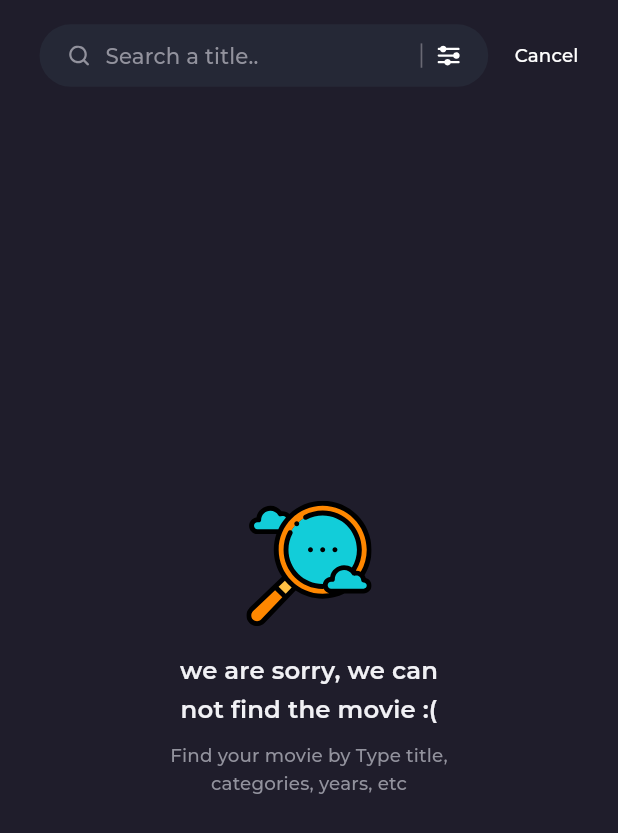
After one commit to BlueEye2077/movie-hunter, a Flutter app: the MainScreen screen opened by its route, after a tap on "Search a title..", on a phone screen of 412 x 824 dp. The commit adds this screen. Shown: the top 833 px of the screen. Run offline on Flutter 3.47's test engine with Material 3 defaults, Android fonts, the phone set to English and light mode, and no system bars; our stand-ins replace carousel_slider, dio, flutter_bloc, flutter_screenutil, flutter_svg, freezed_annotation and 4 more; missing offline and left inert: cached_network_image_ce; generated files the repository leaves out were written again; network calls fail.

Commit message:
feat: Hero search navigation and MainScreen shell

```diff
--- a/lib/core/routing/app_router.dart
+++ b/lib/core/routing/app_router.dart
@@ -1,13 +1,7 @@
 import 'package:flutter/material.dart';
-import 'package:flutter_bloc/flutter_bloc.dart';
-import 'package:movie_hunter/core/di/dependency_injection.dart';
-import 'package:movie_hunter/features/home/logic/cubit/now_playing_movies_cubit.dart';
-import 'package:movie_hunter/features/home/logic/cubit/top_rated_movies_cubit.dart';
-import 'package:movie_hunter/features/home/logic/cubit/upcoming_movies_cubit.dart';
-import 'package:movie_hunter/features/home/logic/cubit/popular_movies_cubit.dart';
-import 'package:movie_hunter/features/home/logic/cubit/genres_cubit.dart';
-import 'package:movie_hunter/features/home/ui/screens/home_screen.dart';
+import 'package:movie_hunter/main_screen.dart';
 import 'package:movie_hunter/features/onboarding/ui/screens/onboarding_screen.dart';
+import 'package:movie_hunter/features/search/ui/screens/search_screen.dart';
 import 'routes.dart';
 
 class AppRouter {
@@ -16,38 +10,10 @@ class AppRouter {
       case Routes.onboarding:
         return MaterialPageRoute(builder: (_) => const OnboardingScreen());
       case Routes.home:
-        return MaterialPageRoute(
-          builder: (_) => MultiBlocProvider(
-            providers: [
-              BlocProvider(
-                // get upcoming movies [run the getUpComingMovies method right away]
-                create: (context) =>
-                    getIt<UpComingMoviesCubit>()..getUpComingMovies(),
-              ),
-              BlocProvider(
-                // get popular movies [run the getPopularMovies method right away]
-                create: (context) =>
-                    getIt<PopularMoviesCubit>()..getPopularMovies(),
-              ),
-              BlocProvider(
-                // get top rated movies [run the getTopRatedMovies method right away]
-                create: (context) =>
-                    getIt<TopRatedMoviesCubit>()..getTopRatedMovies(),
-              ),
-              BlocProvider(
-                // get now playing movies [run the getNowPlayingMovies method right away]
-                create: (context) =>
-                    getIt<NowPlayingMoviesCubit>()..getNowPlayingMovies(),
-              ),
-              BlocProvider(
-                // get genres [run the getGenres method right away]
-                create: (context) => getIt<GenresCubit>()..getGenres(),
-              ),
-            ],
-            child: const HomeScreen(),
-          ),
-        );
-
+        // BlocProviders are now scoped inside MainScreen per-tab (Option B)
+        return MaterialPageRoute(builder: (_) => const MainScreen());
+      case Routes.search:
+        return MaterialPageRoute(builder: (_) => const SearchScreen());
       default:
         return null;
     }
--- a/lib/core/routing/routes.dart
+++ b/lib/core/routing/routes.dart
@@ -1,4 +1,5 @@
 class Routes {
   static const String onboarding = '/';
   static const String home = '/home';
+  static const String search = '/search';
 }
--- a/lib/features/home/ui/screens/home_screen.dart
+++ b/lib/features/home/ui/screens/home_screen.dart
@@ -1,10 +1,8 @@
 import 'package:flutter/material.dart';
 import 'package:flutter_screenutil/flutter_screenutil.dart';
-import 'package:movie_hunter/core/theming/colors.dart';
 import 'package:movie_hunter/core/theming/styles.dart';
 import 'package:movie_hunter/features/home/ui/widgets/categories_list.dart';
-import 'package:movie_hunter/features/home/ui/widgets/home_bottom_nav_bar.dart';
-import 'package:movie_hunter/features/home/ui/widgets/home_search_bar.dart';
+import 'package:movie_hunter/features/home/ui/widgets/clickable_search_bar.dart';
 import 'package:movie_hunter/features/home/ui/widgets/home_top_bar.dart';
 import 'package:movie_hunter/features/home/ui/widgets/most_popular_movies_builder.dart';
 import 'package:movie_hunter/features/home/ui/widgets/now_playing_movies_builder.dart';
@@ -16,9 +14,7 @@ class HomeScreen extends StatelessWidget {
 
   @override
   Widget build(BuildContext context) {
-    return Scaffold(
-      backgroundColor: AppColors.primaryDark,
-      body: SafeArea(
+    return SafeArea(
       child: SingleChildScrollView(
         child: Padding(
           padding: EdgeInsets.symmetric(vertical: 16.h),
@@ -33,30 +29,33 @@ class HomeScreen extends StatelessWidget {
                 child: const HomeTopBar(),
               ),
               SizedBox(height: 32.h),
-                // Search Bar
+              // Clickable Search Bar
               Padding(
                 padding: EdgeInsets.symmetric(
                   horizontal: TextStyles.horizontalPadding,
                 ),
-                  child: const HomeSearchBar(),
+                child: const ClickableSearchBar(),
               ),
               SizedBox(height: 24.h),
+              // Upcoming Movies
               const UpcomingMoviesBuilder(),
               SizedBox(height: 24.h),
+              // Categories List
               const CategoriesList(),
               SizedBox(height: 24.h),
+              // Now Playing Movies
               const NowPlayingMoviesBuilder(),
               SizedBox(height: 24.h),
+              // Most Popular Movies
               const MostPopularMoviesBuilder(),
               SizedBox(height: 24.h),
+              // Top Rated Movies
               const TopRatedMoviesBuilder(),
               SizedBox(height: 24.h),
             ],
           ),
         ),
       ),
-      ),
-      bottomNavigationBar: const HomeBottomNavBar(),
     );
   }
 }
--- /dev/null
+++ b/lib/features/home/ui/widgets/clickable_search_bar.dart
@@ -0,0 +1,25 @@
+import 'package:flutter/material.dart';
+import 'package:movie_hunter/core/routing/routes.dart';
+import 'package:movie_hunter/features/home/ui/widgets/home_search_bar.dart';
+
+class ClickableSearchBar extends StatelessWidget {
+  const ClickableSearchBar({super.key});
+
+  @override
+  Widget build(BuildContext context) {
+    return GestureDetector(
+      // Means the entire object is clickable
+      behavior: HitTestBehavior.opaque,
+      onTap: () => Navigator.pushNamed(context, Routes.search),
+      child: Hero(
+        tag: 'search_bar',
+        // [Material] is required for the Hero animation to give the widget a physical surface
+        child: Material(
+          type: MaterialType.transparency,
+          // [AbsorbPointer] disable the home search bar functionality as a text field
+          child: const AbsorbPointer(child: HomeSearchBar()),
+        ),
+      ),
+    );
+  }
+}
--- a/lib/features/home/ui/widgets/home_bottom_nav_bar.dart
+++ b/lib/features/home/ui/widgets/home_bottom_nav_bar.dart
@@ -5,7 +5,9 @@ import 'package:movie_hunter/core/theming/colors.dart';
 import 'package:movie_hunter/core/theming/styles.dart';
 
 class HomeBottomNavBar extends StatefulWidget {
-  const HomeBottomNavBar({super.key});
+  final ValueChanged<int> onTabSelected;
+
+  const HomeBottomNavBar({super.key, required this.onTabSelected});
 
   @override
   State<HomeBottomNavBar> createState() => _HomeBottomNavBarState();
@@ -14,7 +16,7 @@ class HomeBottomNavBar extends StatefulWidget {
 class _HomeBottomNavBarState extends State<HomeBottomNavBar> {
   int _selectedIndex = 0;
 
-  final List<_NavItem> _items = [
+  static const List<_NavItem> _items = [
     _NavItem(icon: 'assets/svgs/home.svg', label: 'Home'),
     _NavItem(icon: 'assets/svgs/search.svg', label: 'Search'),
     _NavItem(icon: 'assets/svgs/download.svg', label: 'Download'),
@@ -32,18 +34,13 @@ class _HomeBottomNavBarState extends State<HomeBottomNavBar> {
         children: List.generate(_items.length, (index) {
           final isSelected = index == _selectedIndex;
           return GestureDetector(
-            // todo: add navigation to the selected item
             onTap: () {
-              setState(() {
-                _selectedIndex = index;
-              });
+              _selectedIndex = index;
+              widget.onTabSelected(index);
             },
             child: AnimatedContainer(
               duration: const Duration(milliseconds: 250),
-              padding: EdgeInsets.symmetric(
-                horizontal: 12.w,
-                vertical: 8.h,
-              ),
+              padding: EdgeInsets.symmetric(horizontal: 12.w, vertical: 8.h),
               decoration: BoxDecoration(
                 color: isSelected ? AppColors.primarySoft : Colors.transparent,
                 borderRadius: BorderRadius.circular(16.r),
--- a/lib/features/home/ui/widgets/home_search_bar.dart
+++ b/lib/features/home/ui/widgets/home_search_bar.dart
@@ -5,7 +5,10 @@ import 'package:movie_hunter/core/theming/colors.dart';
 import 'package:movie_hunter/core/theming/styles.dart';
 
 class HomeSearchBar extends StatelessWidget {
-  const HomeSearchBar({super.key});
+  final TextEditingController? controller;
+  final ValueChanged<String>? onChanged;
+
+  const HomeSearchBar({super.key, this.controller, this.onChanged});
 
   @override
   Widget build(BuildContext context) {
@@ -27,6 +30,9 @@ class HomeSearchBar extends StatelessWidget {
           SizedBox(width: 8.w),
           Expanded(
             child: TextField(
+              //Todo: implement onTap
+              controller: controller,
+              onChanged: onChanged,
               style: TextStyles.font14Medium.copyWith(color: AppColors.textWhite),
               decoration: InputDecoration(
                 hintText: 'Search a title..',
--- /dev/null
+++ b/lib/features/search/ui/screens/search_screen.dart
@@ -0,0 +1,73 @@
+import 'package:flutter/material.dart';
+import 'package:flutter_screenutil/flutter_screenutil.dart';
+import 'package:movie_hunter/features/search/ui/widgets/empty_search.dart';
+import 'package:movie_hunter/core/theming/colors.dart';
+import 'package:movie_hunter/core/theming/styles.dart';
+import 'package:movie_hunter/features/home/ui/widgets/home_search_bar.dart';
+
+class SearchScreen extends StatefulWidget {
+  const SearchScreen({super.key});
+
+  @override
+  State<SearchScreen> createState() => _SearchScreenState();
+}
+
+class _SearchScreenState extends State<SearchScreen> {
+  @override
+  Widget build(BuildContext context) {
+    return Scaffold(
+      backgroundColor: AppColors.primaryDark,
+      body: SafeArea(
+        child: Padding(
+          padding: EdgeInsets.symmetric(
+            horizontal: TextStyles.horizontalPadding,
+            vertical: 16.h,
+          ),
+          child: Column(
+            children: [
+              // Search bar + Cancel
+              Row(
+                children: [
+                  Expanded(
+                    child: Hero(
+                      tag: 'search_bar',
+                      child: Material(
+                        type: MaterialType.transparency,
+                        child: const HomeSearchBar(),
+                      ),
+                    ),
+                  ),
+                  SizedBox(width: 16.w),
+                  GestureDetector(
+                    onTap: () => Navigator.of(context).pop(),
+                    child: Text(
+                      'Cancel',
+                      style: TextStyles.font12Medium.copyWith(
+                        color: AppColors.textWhite,
+                      ),
+                    ),
+                  ),
+                ],
+              ),
+              //Todo: implement search
+              // Body — empty state for now
+              Expanded(
+                child: Center(
+                  child: Padding(
+                    padding: EdgeInsets.symmetric(horizontal: 24.w),
+                    child: const EmptySearch(
+                      svgPath: 'assets/svgs/no_results_large.svg',
+                      title: 'we are sorry, we can\nnot find the movie :(',
+                      subtitle:
+                          'Find your movie by Type title,\ncategories, years, etc ',
+                    ),
+                  ),
+                ),
+              ),
+            ],
+          ),
+        ),
+      ),
+    );
+  }
+}
--- /dev/null
+++ b/lib/features/search/ui/widgets/empty_search.dart
@@ -0,0 +1,48 @@
+import 'package:flutter/material.dart';
+import 'package:flutter_screenutil/flutter_screenutil.dart';
+import 'package:flutter_svg/flutter_svg.dart';
+import 'package:movie_hunter/core/theming/colors.dart';
+import 'package:movie_hunter/core/theming/styles.dart';
+
+class EmptySearch extends StatelessWidget {
+  final String svgPath;
+  final double iconSize;
+  final String title;
+  final String subtitle;
+
+  const EmptySearch({
+    super.key,
+    required this.svgPath,
+    required this.title,
+    required this.subtitle,
+    this.iconSize = 76,
+  });
+
+  @override
+  Widget build(BuildContext context) {
+    return Column(
+      mainAxisSize: MainAxisSize.min,
+      children: [
+        SvgPicture.asset(svgPath, width: iconSize.w, height: iconSize.w),
+        SizedBox(height: 16.h),
+        Text(
+          title,
+          textAlign: TextAlign.center,
+          style: TextStyles.font16SemiBold.copyWith(
+            color: AppColors.textWhiteGrey,
+            height: 1.6,
+          ),
+        ),
+        SizedBox(height: 8.h),
+        Text(
+          subtitle,
+          textAlign: TextAlign.center,
+          style: TextStyles.font12Medium.copyWith(
+            color: AppColors.textGrey,
+            height: 1.6,
+          ),
+        ),
+      ],
+    );
+  }
+}
--- /dev/null
+++ b/lib/main_screen.dart
@@ -0,0 +1,90 @@
+import 'package:flutter/material.dart';
+import 'package:flutter_bloc/flutter_bloc.dart';
+import 'package:movie_hunter/core/di/dependency_injection.dart';
+import 'package:movie_hunter/core/theming/colors.dart';
+import 'package:movie_hunter/features/home/logic/cubit/genres_cubit.dart';
+import 'package:movie_hunter/features/home/logic/cubit/now_playing_movies_cubit.dart';
+import 'package:movie_hunter/features/home/logic/cubit/popular_movies_cubit.dart';
+import 'package:movie_hunter/features/home/logic/cubit/top_rated_movies_cubit.dart';
+import 'package:movie_hunter/features/home/logic/cubit/upcoming_movies_cubit.dart';
+import 'package:movie_hunter/features/home/ui/screens/home_screen.dart';
+import 'package:movie_hunter/features/home/ui/widgets/home_bottom_nav_bar.dart';
+
+class MainScreen extends StatefulWidget {
+  const MainScreen({super.key});
+
+  @override
+  State<MainScreen> createState() => _MainScreenState();
+}
+
+class _MainScreenState extends State<MainScreen> {
+  int _selectedIndex = 0;
+
+  @override
+  Widget build(BuildContext context) {
+    return Scaffold(
+      backgroundColor: AppColors.primaryDark,
+      body: IndexedStack(
+        index: _selectedIndex,
+        children: [
+          // Tab 0 — Home: all movie-list cubits scoped here
+          MultiBlocProvider(
+            providers: [
+              BlocProvider(
+                create: (_) =>
+                    getIt<UpComingMoviesCubit>()..getUpComingMovies(),
+              ),
+              BlocProvider(
+                create: (_) => getIt<PopularMoviesCubit>()..getPopularMovies(),
+              ),
+              BlocProvider(
+                create: (_) =>
+                    getIt<TopRatedMoviesCubit>()..getTopRatedMovies(),
+              ),
+              BlocProvider(
+                create: (_) =>
+                    getIt<NowPlayingMoviesCubit>()..getNowPlayingMovies(),
+              ),
+              BlocProvider(create: (_) => getIt<GenresCubit>()..getGenres()),
+            ],
+            child: const HomeScreen(),
+          ),
+
+          // Tab 1 — Search: accessed via pushed route from search bar
+          // TODO: creat the screen
+          const _PlaceholderTab(label: 'Search'),
+
+          // Tab 2 — Downloads: placeholder
+          // TODO: creat the screen
+          const _PlaceholderTab(label: 'Downloads'),
+
+          // Tab 3 — Profile: placeholder
+          // TODO: creat the screen
+          const _PlaceholderTab(label: 'Profile'),
+        ],
+      ),
+      bottomNavigationBar: HomeBottomNavBar(
+        onTabSelected: (index) {
+          setState(() => _selectedIndex = index);
+        },
+      ),
+    );
+  }
+}
+
+// TODO: Remove this class with acuall screen
+class _PlaceholderTab extends StatelessWidget {
+  final String label;
+
+  const _PlaceholderTab({required this.label});
+
+  @override
+  Widget build(BuildContext context) {
+    return Center(
+      child: Text(
+        label,
+        style: const TextStyle(color: Colors.white54, fontSize: 18),
+      ),
+    );
+  }
+}
```
Also changed, not shown: pubspec.lock. Lines whose indentation alone changed are shown as unchanged.
